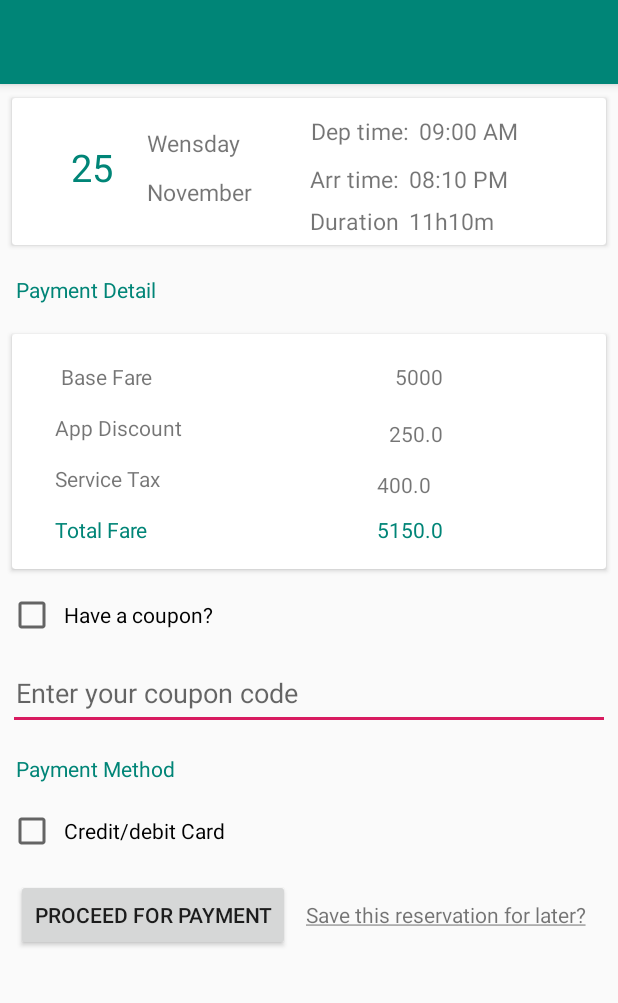
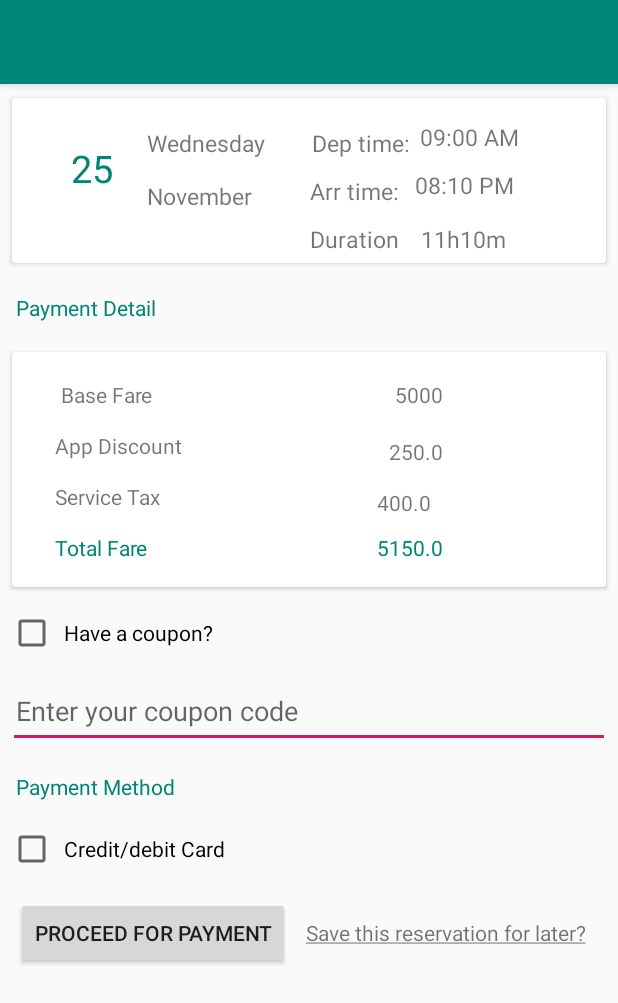
Before and after one commit to c2pycf/B16TravelDomain, an Android app: the screen it shows after launch (TicketDetailActivity), on a phone screen of 412 x 824 dp. Shown: the top 1003 px of the screen. Run offline under Robolectric (Android 15) with nearby library versions, the phone set to English and light mode, and no system bars; our stand-ins replace ButterKnife.

Commit message:
Merge branch 'fang' of https://github.com/c2pycf/B16TravelDomain into fang
# Conflicts:
#	.idea/misc.xml

```diff
--- a/app/src/main/java/com/example/fang/b16traveldomain/ticketConfirmation/TicketDetailActivity.java
+++ b/app/src/main/java/com/example/fang/b16traveldomain/ticketConfirmation/TicketDetailActivity.java
@@ -11,7 +11,6 @@ import android.widget.Button;
 import android.widget.CheckBox;
 import android.widget.EditText;
 import android.widget.TextView;
-import android.widget.Toast;
 
 import com.example.fang.b16traveldomain.R;
 import com.example.fang.b16traveldomain.model.TicketInformation;
--- a/app/src/main/java/com/example/fang/b16traveldomain/ticketConfirmation/TicketDetailContract.java
+++ b/app/src/main/java/com/example/fang/b16traveldomain/ticketConfirmation/TicketDetailContract.java
@@ -10,7 +10,7 @@ public interface TicketDetailContract {
 
     }
 
-    interface TicketDetialPresenter{
+    interface TicketDetailPresenter {
         void checkCoupon(String coupon, TicketInformation ticketInformation);
 
         void proceedToPayment(String couponRate);
--- a/app/src/main/java/com/example/fang/b16traveldomain/ticketConfirmation/TicketDetailPresenter.java
+++ b/app/src/main/java/com/example/fang/b16traveldomain/ticketConfirmation/TicketDetailPresenter.java
@@ -1,6 +1,4 @@
 package com.example.fang.b16traveldomain.ticketConfirmation;
-
-import android.util.Log;
 
 import com.example.fang.b16traveldomain.model.Coupon;
 import com.example.fang.b16traveldomain.model.TicketInformation;
@@ -14,7 +12,7 @@ import retrofit2.Callback;
 import retrofit2.Response;
 import retrofit2.Retrofit;
 
-public class TicketDetailPresenter implements TicketDetailContract.TicketDetialPresenter{
+public class TicketDetailPresenter implements TicketDetailContract.TicketDetailPresenter {
 
     private TicketDetailContract.TicketDetailView mView;
     private Retrofit mRetrofit;
--- a/app/src/main/res/layout/activity_ticket_detail.xml
+++ b/app/src/main/res/layout/activity_ticket_detail.xml
@@ -1,6 +1,5 @@
 <?xml version="1.0" encoding="utf-8"?>
 <LinearLayout xmlns:android="http://schemas.android.com/apk/res/android"
-    xmlns:app="http://schemas.android.com/apk/res-auto"
     xmlns:tools="http://schemas.android.com/tools"
     android:layout_width="match_parent"
     android:layout_height="wrap_content"
--- a/app/src/main/res/layout/item_date_card.xml
+++ b/app/src/main/res/layout/item_date_card.xml
@@ -34,7 +34,7 @@
             android:layout_marginStart="16dp"
             android:layout_marginTop="16dp"
             android:padding="3sp"
-            android:text="Wensday"
+            android:text="Wednesday"
             android:textSize="15sp"
             app:layout_constraintStart_toEndOf="@+id/tv_date_date_card"
             app:layout_constraintTop_toTopOf="parent" />
@@ -42,7 +42,7 @@
         <TextView
             android:id="@+id/tv_month_date_card"
             android:layout_width="wrap_content"
-            android:layout_height="wrap_content"
+            android:layout_height="23dp"
             android:layout_marginStart="16dp"
             android:layout_marginTop="4dp"
             android:layout_marginBottom="8dp"
@@ -51,15 +51,15 @@
             android:textSize="15sp"
             app:layout_constraintBottom_toBottomOf="parent"
             app:layout_constraintStart_toEndOf="@+id/tv_date_date_card"
-            app:layout_constraintTop_toBottomOf="@+id/tv_week_date_card"
-            app:layout_constraintVertical_bias="0.052" />
+            app:layout_constraintTop_toBottomOf="@id/tv_week_date_card"
+            app:layout_constraintVertical_bias="0.117" />
 
         <TextView
             android:id="@+id/textView"
             android:layout_width="wrap_content"
             android:layout_height="wrap_content"
-            android:layout_marginStart="40dp"
-            android:layout_marginTop="8dp"
+            android:layout_marginStart="24dp"
+            android:layout_marginTop="16dp"
             android:padding="3sp"
             android:text="@string/tx_dep_time"
             android:textSize="15sp"
@@ -70,7 +70,7 @@
             android:id="@+id/tv_dep_date_card"
             android:layout_width="wrap_content"
             android:layout_height="wrap_content"
-            android:layout_marginTop="8dp"
+            android:layout_marginTop="12dp"
             android:layout_marginEnd="8dp"
             android:padding="3sp"
             android:text="09:00 PM"
@@ -96,13 +96,12 @@
             android:id="@+id/tv_arr_date_card"
             android:layout_width="wrap_content"
             android:layout_height="wrap_content"
+            android:layout_marginStart="4dp"
             android:layout_marginTop="4dp"
-            android:layout_marginEnd="8dp"
+            android:layout_marginBottom="5dp"
             android:padding="3sp"
             android:text="09:00 PM"
             android:textSize="15sp"
-            app:layout_constraintEnd_toEndOf="parent"
-            app:layout_constraintHorizontal_bias="0.0"
             app:layout_constraintStart_toEndOf="@+id/textView2"
             app:layout_constraintTop_toBottomOf="@+id/tv_dep_date_card" />
 
@@ -111,6 +110,7 @@
             android:layout_width="wrap_content"
             android:layout_height="30dp"
             android:layout_marginStart="32dp"
+            android:layout_marginTop="4dp"
             android:padding="3sp"
             android:text="@string/tx_duration"
             android:textSize="15sp"
@@ -121,6 +121,9 @@
             android:id="@+id/tv_duration_date_card"
             android:layout_width="wrap_content"
             android:layout_height="wrap_content"
+
+            android:layout_marginStart="8dp"
+            android:layout_marginTop="8dp"
             android:layout_marginEnd="8dp"
             android:padding="3sp"
             android:text="8h 30m"
--- a/app/src/main/res/layout/item_fare_card.xml
+++ b/app/src/main/res/layout/item_fare_card.xml
@@ -33,7 +33,7 @@
             android:padding="3dp"
             android:text="@string/app_discount"
             app:layout_constraintStart_toStartOf="parent"
-            app:layout_constraintTop_toBottomOf="@+id/tx_base_fare" />
+            app:layout_constraintTop_toBottomOf="@id/tv_base_fare" />
 
         <TextView
             android:id="@+id/tx_service_tax"
```
